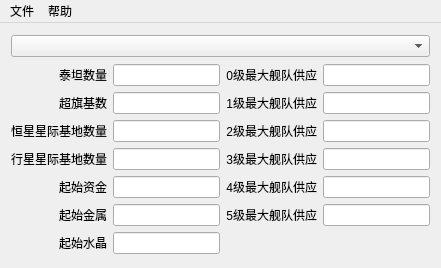
This is SSE2_ConfigEditor/SSE2_ConfigEditorMainWnd.ui in whisper512/SSE2_ConfigEditor as Qt 5 draws it before an edit. The edited form follows.
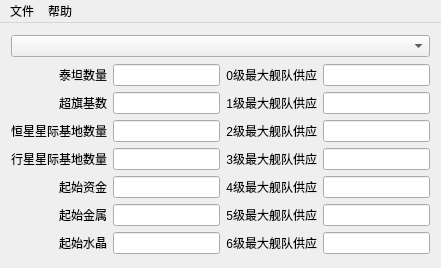
This is the edited form.

Commit message: 完成修改最大支持

```diff
--- a/SSE2_ConfigEditor/SSE2_ConfigEditorMainWnd.ui
+++ b/SSE2_ConfigEditor/SSE2_ConfigEditorMainWnd.ui
@@ -281,6 +281,29 @@
         </property>
        </widget>
       </item>
+      <item row="6" column="2">
+       <widget class="QLabel" name="label_Maxsupply6">
+        <property name="maximumSize">
+         <size>
+          <width>101</width>
+          <height>20</height>
+         </size>
+        </property>
+        <property name="text">
+         <string>6级最大舰队供应</string>
+        </property>
+        <property name="alignment">
+         <set>Qt::AlignmentFlag::AlignRight|Qt::AlignmentFlag::AlignTrailing|Qt::AlignmentFlag::AlignVCenter</set>
+        </property>
+       </widget>
+      </item>
+      <item row="6" column="3">
+       <widget class="QLineEdit" name="lineEdit_Maxsupply6">
+        <property name="readOnly">
+         <bool>false</bool>
+        </property>
+       </widget>
+      </item>
      </layout>
     </item>
    </layout>
```
The commit also changes 2 other files.
